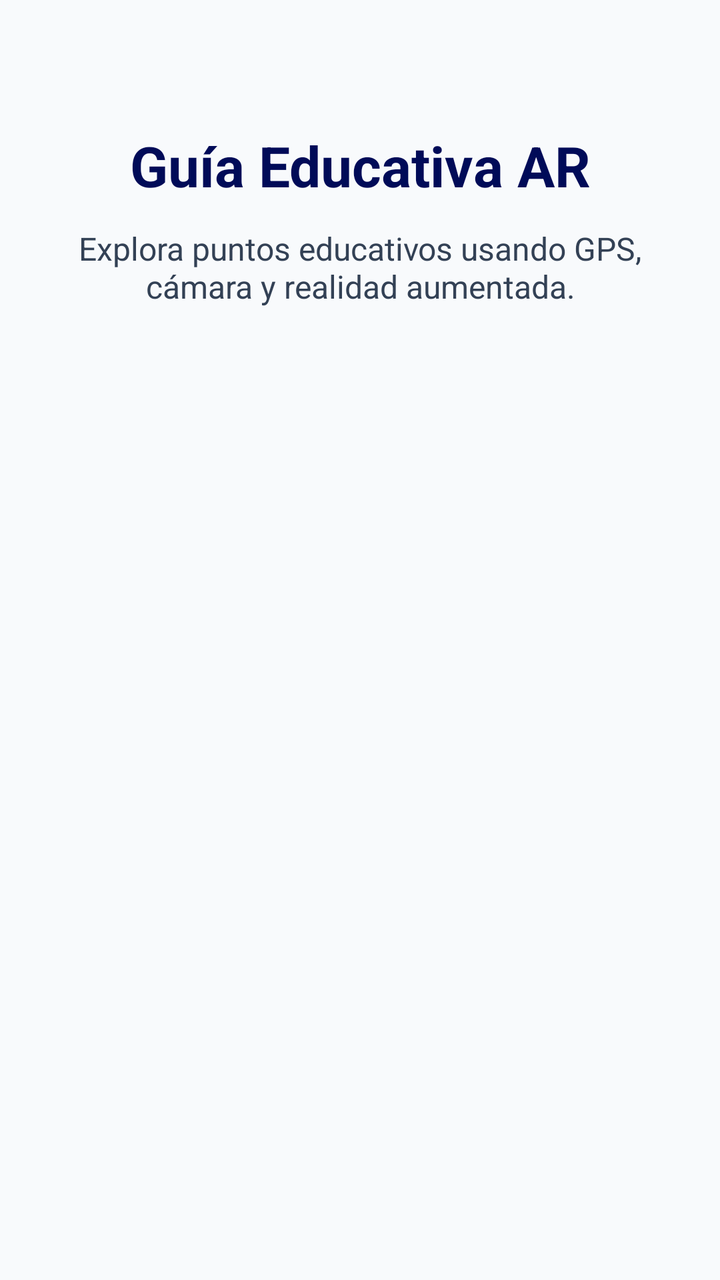
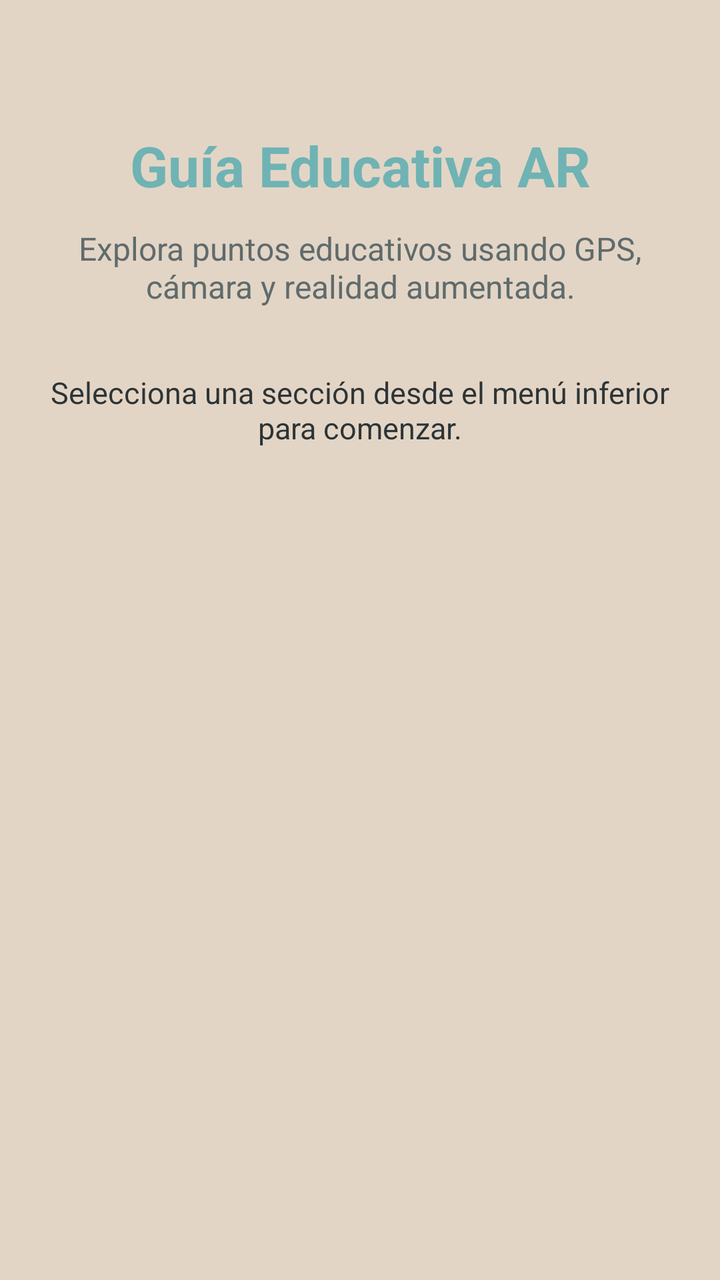

Before-and-after screenshots of an Android layout around one commit, followed by the original layout XML and the change that was made.
<!-- AndroidManifest.xml: application theme Theme.GuiaEducativaAR -->
<!-- res/layout/fragment_home.xml -->
<?xml version="1.0" encoding="utf-8"?>
<ScrollView xmlns:android="http://schemas.android.com/apk/res/android"
    android:layout_width="match_parent"
    android:layout_height="match_parent"
    android:background="#F8FAFC">

    <LinearLayout
        android:layout_width="match_parent"
        android:layout_height="wrap_content"
        android:orientation="vertical"
        android:padding="24dp"
        android:gravity="center_horizontal">

        <TextView
            android:layout_width="match_parent"
            android:layout_height="wrap_content"
            android:text="Guía Educativa AR"
            android:textSize="28sp"
            android:textStyle="bold"
            android:textColor="#000B58"
            android:gravity="center"
            android:layout_marginTop="40dp" />

        <TextView
            android:layout_width="match_parent"
            android:layout_height="wrap_content"
            android:text="Explora puntos educativos usando GPS, cámara y realidad aumentada."
            android:textSize="16sp"
            android:textColor="#334155"
            android:gravity="center"
            android:layout_marginTop="12dp" />

    </LinearLayout>

</ScrollView>
<!-- resources referenced by this layout -->
<resources>
  <style name="Theme.GuiaEducativaAR" parent="Base.Theme.GuiaEducativaAR" />
  <style name="Base.Theme.GuiaEducativaAR" parent="Theme.Material3.DayNight.NoActionBar">
          
          
      </style>
</resources>

<!-- the commit's change to res/layout/fragment_home.xml (unified diff, before → after) -->
@@ -2,7 +2,7 @@
 <ScrollView xmlns:android="http://schemas.android.com/apk/res/android"
     android:layout_width="match_parent"
     android:layout_height="match_parent"
-    android:background="#F8FAFC">
+    android:background="@color/background_beige">
 
     <LinearLayout
         android:layout_width="match_parent"
@@ -17,7 +17,7 @@
             android:text="Guía Educativa AR"
             android:textSize="28sp"
             android:textStyle="bold"
-            android:textColor="#000B58"
+            android:textColor="@color/primary_teal"
             android:gravity="center"
             android:layout_marginTop="40dp" />
 
@@ -26,9 +26,18 @@
             android:layout_height="wrap_content"
             android:text="Explora puntos educativos usando GPS, cámara y realidad aumentada."
             android:textSize="16sp"
-            android:textColor="#334155"
+            android:textColor="@color/text_secondary"
             android:gravity="center"
             android:layout_marginTop="12dp" />
+
+        <TextView
+            android:layout_width="match_parent"
+            android:layout_height="wrap_content"
+            android:text="Selecciona una sección desde el menú inferior para comenzar."
+            android:textSize="15sp"
+            android:textColor="@color/text_primary"
+            android:gravity="center"
+            android:layout_marginTop="32dp" />
 
     </LinearLayout>
 
<!-- resource entries referenced after the edit -->
@@ -1,5 +1,9 @@
 <!-- resources referenced by this layout -->
 <resources>
+  <color name="background_beige">#E3D5C5</color>
+  <color name="primary_teal">#6FB3B4</color>
+  <color name="text_primary">#2D3436</color>
+  <color name="text_secondary">#5F6B6D</color>
   <style name="Theme.GuiaEducativaAR" parent="Base.Theme.GuiaEducativaAR" />
   <style name="Base.Theme.GuiaEducativaAR" parent="Theme.Material3.DayNight.NoActionBar">
           
